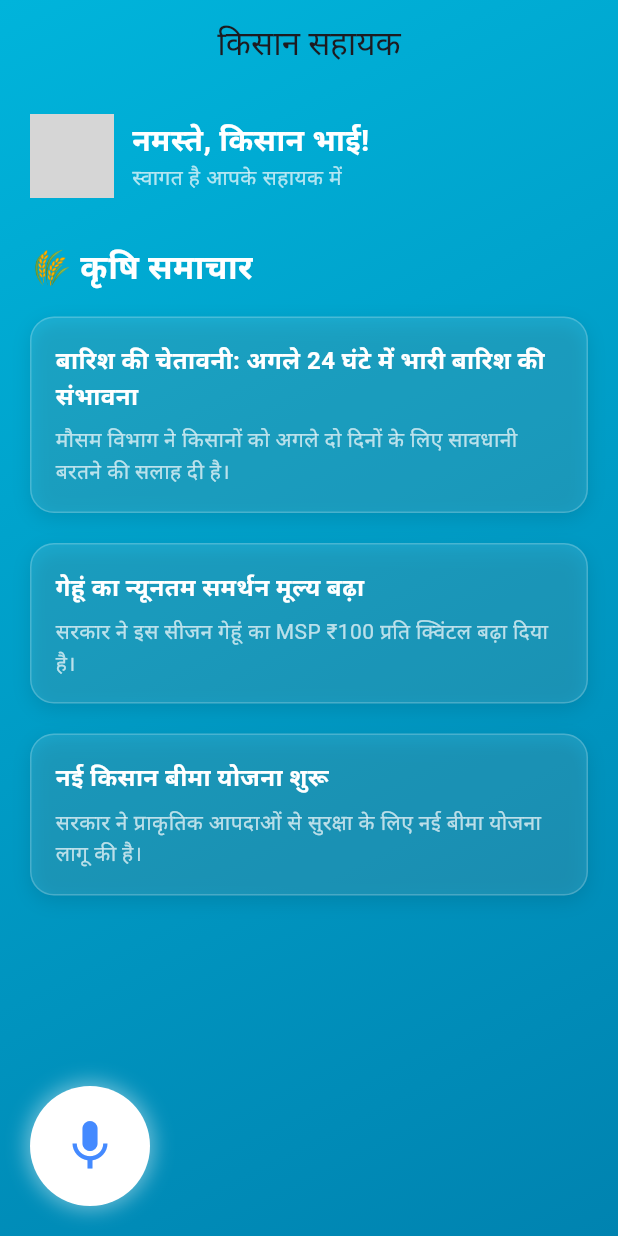
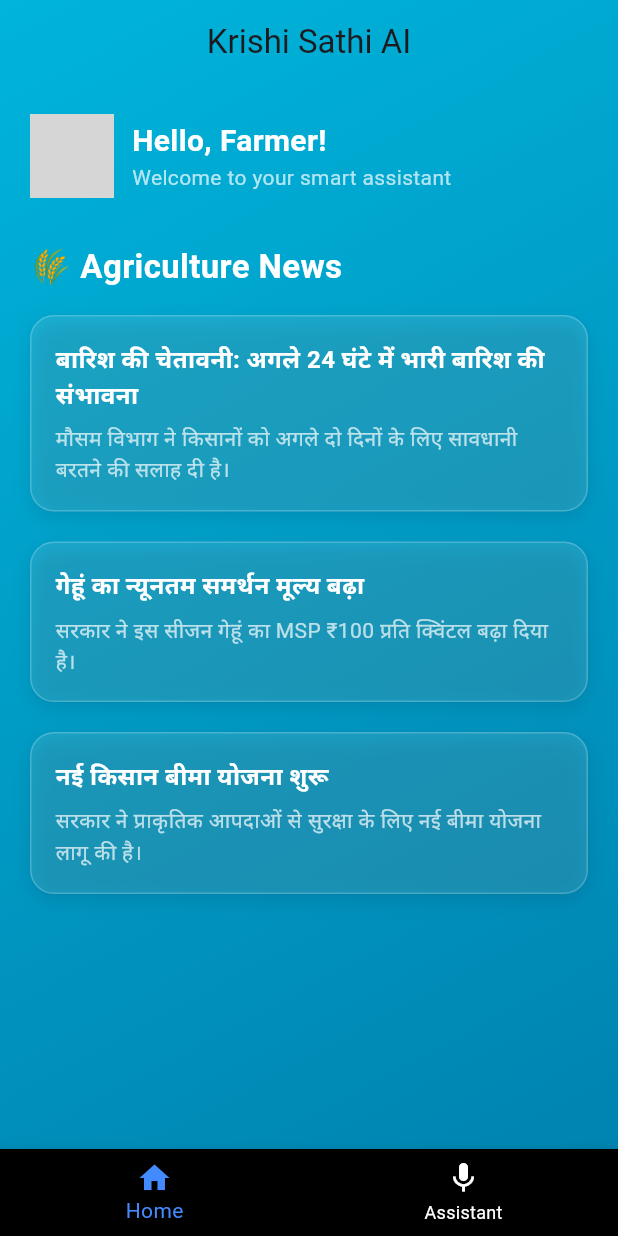
Before and after one commit to NikhilKottoli/Warpspeed, a Flutter app: the screen it shows after launch, on a phone screen of 412 x 824 dp. Run offline on Flutter 3.47's test engine with Material 3 defaults, Android fonts, the phone set to English and light mode, and no system bars; our stand-ins replace flutter_spinkit, permission_handler; missing offline and left inert: flutter_sound, record; grey boxes are pictures that could not be loaded.

Commit message:
fix voice assistant response

```diff
--- a/app_frontend/warpspeed/lib/main.dart
+++ b/app_frontend/warpspeed/lib/main.dart
@@ -1,4 +1,5 @@
 import 'package:flutter/material.dart';
+import 'voice_screen.dart';
 import 'main_page.dart';
 
 void main() {
@@ -7,12 +8,67 @@
 
 class MyApp extends StatelessWidget {
   const MyApp({super.key});
+
   @override
   Widget build(BuildContext context) {
     return MaterialApp(
-      title: 'Flutter Demo',
-      home:  Scaffold(
-        body: VoiceAgentPage(),
+      debugShowCheckedModeBanner: false,
+      theme: ThemeData(
+        scaffoldBackgroundColor: Colors.transparent,
+        appBarTheme: const AppBarTheme(
+          backgroundColor: Colors.transparent,
+          elevation: 0,
+        ),
+      ),
+      home: const MainNavigation(),
+    );
+  }
+}
+
+class MainNavigation extends StatefulWidget {
+  const MainNavigation({super.key});
+
+  @override
+  State<MainNavigation> createState() => _MainNavigationState();
+}
+
+class _MainNavigationState extends State<MainNavigation> {
+  int _selectedIndex = 0;
+
+  final List<Widget> _screens = [
+    VoiceAgentPage(),       // Home tab
+    VoiceAgentScreen(),     // Assistant tab
+  ];
+
+  final List<String> _titles = ['Home', 'Assistant'];
+
+  void _onItemTapped(int index) {
+    setState(() {
+      _selectedIndex = index;
+    });
+  }
+
+  @override
+  Widget build(BuildContext context) {
+    return Scaffold(
+      extendBodyBehindAppBar: true,
+      body: _screens[_selectedIndex],
+      bottomNavigationBar: BottomNavigationBar(
+        currentIndex: _selectedIndex,
+        selectedItemColor: Colors.blueAccent,
+        unselectedItemColor: Colors.white,
+        backgroundColor: Colors.black,
+        onTap: _onItemTapped,
+        items: const [
+          BottomNavigationBarItem(
+            icon: Icon(Icons.home),
+            label: 'Home',
+          ),
+          BottomNavigationBarItem(
+            icon: Icon(Icons.mic),
+            label: 'Assistant',
+          ),
+        ],
       ),
     );
   }
--- a/app_frontend/warpspeed/lib/main_page.dart
+++ b/app_frontend/warpspeed/lib/main_page.dart
@@ -117,13 +117,12 @@ class _VoiceAgentPageState extends State<VoiceAgentPage> {
   }
 
   @override
-  @override
   Widget build(BuildContext context) {
     return Scaffold(
       extendBodyBehindAppBar: true,
       backgroundColor: Colors.transparent,
       appBar: AppBar(
-        title: const Text('किसान सहायक'),
+        title: const Text('Krishi Sathi AI'),
         backgroundColor: Colors.transparent,
         elevation: 0,
         centerTitle: true,
@@ -142,19 +141,19 @@ class _VoiceAgentPageState extends State<VoiceAgentPage> {
             child: Column(
               crossAxisAlignment: CrossAxisAlignment.start,
               children: [
-                // Profile Section
+                // Greeting Section
                 Row(
                   children: [
                     const CircleAvatar(
                       radius: 28,
-                      backgroundImage: AssetImage('assets/profile.jpg'), // Replace with your asset
+                      backgroundImage: AssetImage('assets/profile.jpg'),
                     ),
                     const SizedBox(width: 12),
                     Column(
                       crossAxisAlignment: CrossAxisAlignment.start,
                       children: const [
                         Text(
-                          'नमस्ते, किसान भाई!',
+                          'Hello, Farmer!',
                           style: TextStyle(
                             color: Colors.white,
                             fontSize: 20,
@@ -162,7 +161,7 @@ class _VoiceAgentPageState extends State<VoiceAgentPage> {
                           ),
                         ),
                         Text(
-                          'स्वागत है आपके सहायक में',
+                          'Welcome to your smart assistant',
                           style: TextStyle(
                             color: Colors.white70,
                             fontSize: 14,
@@ -174,8 +173,9 @@ class _VoiceAgentPageState extends State<VoiceAgentPage> {
                 ),
                 const SizedBox(height: 30),
 
+                // Section Title
                 const Text(
-                  '🌾 कृषि समाचार',
+                  '🌾 Agriculture News',
                   style: TextStyle(
                     color: Colors.white,
                     fontSize: 22,
@@ -196,7 +196,8 @@ class _VoiceAgentPageState extends State<VoiceAgentPage> {
                         decoration: BoxDecoration(
                           color: Colors.white.withOpacity(0.1),
                           borderRadius: BorderRadius.circular(16),
-                          border: Border.all(color: Colors.white.withOpacity(0.2)),
+                          border: Border.all(
+                              color: Colors.white.withOpacity(0.2)),
                           boxShadow: [
                             BoxShadow(
                               color: Colors.black.withOpacity(0.1),
@@ -209,7 +210,7 @@ class _VoiceAgentPageState extends State<VoiceAgentPage> {
                           crossAxisAlignment: CrossAxisAlignment.start,
                           children: [
                             Text(
-                              news['title']!,
+                              news['title'] ?? '',
                               style: const TextStyle(
                                 fontSize: 16,
                                 color: Colors.white,
@@ -218,7 +219,7 @@ class _VoiceAgentPageState extends State<VoiceAgentPage> {
                             ),
                             const SizedBox(height: 8),
                             Text(
-                              news['summary']!,
+                              news['summary'] ?? '',
                               style: const TextStyle(
                                 fontSize: 14,
                                 color: Colors.white70,
@@ -230,36 +231,8 @@ class _VoiceAgentPageState extends State<VoiceAgentPage> {
                     },
                   ),
                 ),
-                GestureDetector(
-                  onTap: () {
-                    Navigator.push(
-                      context,
-                      MaterialPageRoute(builder: (context) => const VoiceAgentScreen()),
-                    );
-                  },
-                  child: AnimatedContainer(
-                    duration: const Duration(milliseconds: 300),
-                    width: 80,
-                    height: 80,
-                    decoration: BoxDecoration(
-                      shape: BoxShape.circle,
-                      color: Colors.white,
-                      boxShadow: [
-                        BoxShadow(
-                          color: Colors.white.withOpacity(0.4),
-                          blurRadius: 10,
-                          spreadRadius: 3,
-                        ),
-                      ],
-                    ),
-                    child: const Icon(
-                      Icons.mic,
-                      size: 40,
-                      color: Colors.blueAccent,
-                    ),
-                  ),
-                ),
 
+                // Voice Agent Button
 
               ],
             ),
@@ -269,4 +242,4 @@ class _VoiceAgentPageState extends State<VoiceAgentPage> {
     );
   }
 
-}
+  }
--- a/app_frontend/warpspeed/pubspec.yaml
+++ b/app_frontend/warpspeed/pubspec.yaml
@@ -43,6 +43,7 @@ dependencies:
   flutter_animation_progress_bar: ^2.3.1
   flutter_spinkit: ^5.2.1
   flutter_sound: ^9.28.0
+  record: ^6.0.0
 
 dev_dependencies:
   flutter_test:
```
Also changed, not shown: app_frontend/warpspeed/lib/voice_screen.dart (+120 -48 lines), app_frontend/warpspeed/pubspec.lock, 5 other files.
